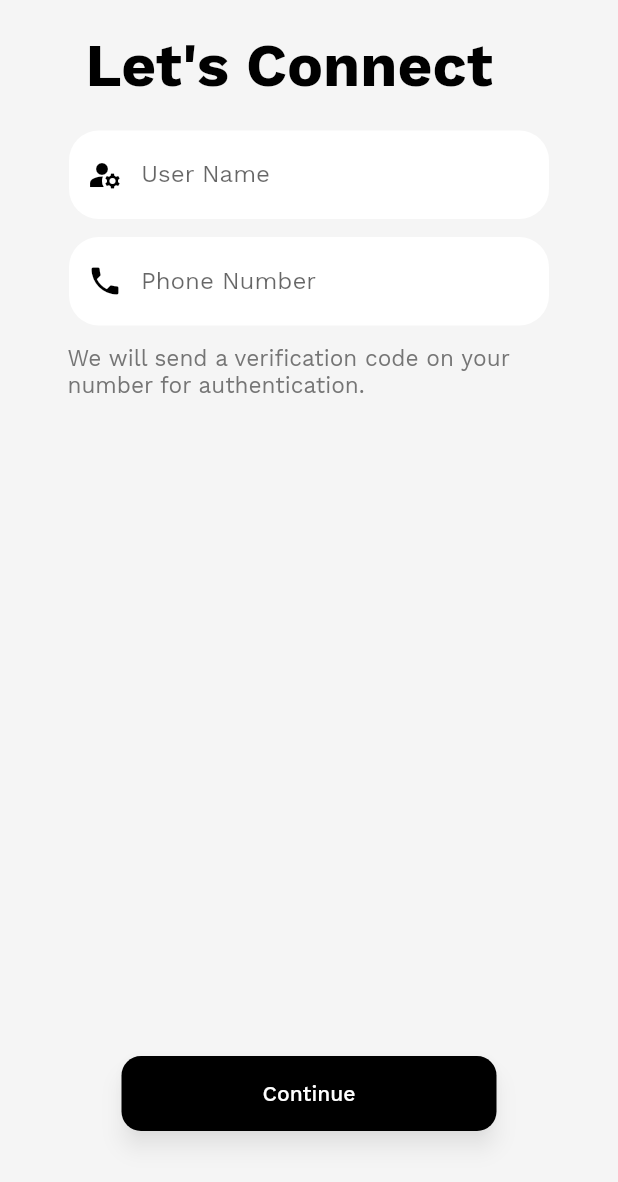
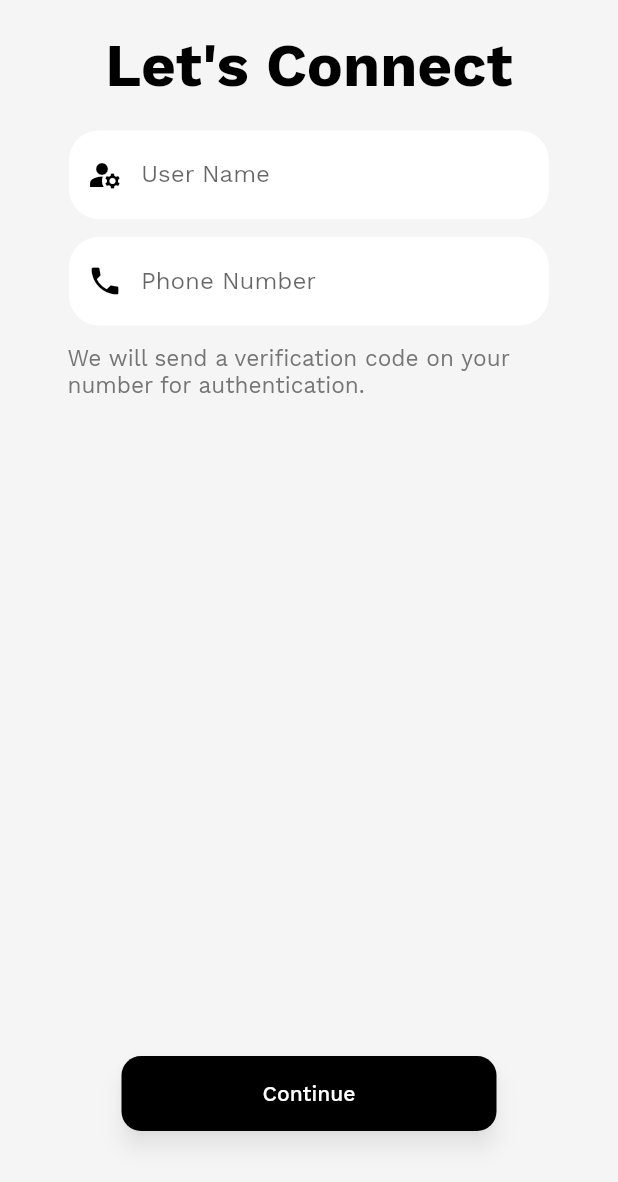
Before and after one commit to CodeWithFadii/whats-chat, a Flutter app: the screen it shows after launch, after a tap on "Start Messaging", on a phone screen of 412 x 824 dp. Shown: the top 1182 px of the screen. Run offline on Flutter 3.47's test engine with Material 2 defaults, Android fonts, the light colour scheme and no system bars; our stand-ins replace animated_splash_screen, cloud_firestore, firebase_auth, firebase_core, firebase_storage, get and 4 more; accounts and stored records are empty.

Commit message:
upgraded project

```diff
--- a/lib/consts/app_theme.dart
+++ b/lib/consts/app_theme.dart
@@ -10,9 +10,7 @@ ThemeData lightThemeData(BuildContext context) {
     shadowColor: Theme.of(context).disabledColor,
     dividerColor: const Color(0xff707070),
     canvasColor: Colors.white,
-    backgroundColor: const Color(0xFFFFFFFF),
     scaffoldBackgroundColor: const Color(0xFFF5F5F5),
-    errorColor: kErrorColor,
     textTheme: getTextTheme(),
     primaryTextTheme: getTextTheme(),
     visualDensity: VisualDensity.adaptivePlatformDensity,
@@ -22,23 +20,21 @@ ThemeData lightThemeData(BuildContext context) {
   );
 }
 
-
-
 TextTheme getTextTheme() {
   return const TextTheme(
-    bodyText1: TextStyle(fontFamily: "WorkSans"),
-    bodyText2: TextStyle(fontFamily: "WorkSans"),
-    headline1: TextStyle(fontFamily: "WorkSans"),
-    headline2: TextStyle(fontFamily: "WorkSans"),
-    headline3: TextStyle(fontFamily: "WorkSans"),
-    headline4: TextStyle(fontFamily: "WorkSans"),
-    headline5: TextStyle(fontFamily: "WorkSans"),
-    headline6: TextStyle(fontFamily: "WorkSans"),
-    subtitle1: TextStyle(fontFamily: "WorkSans"),
-    subtitle2: TextStyle(fontFamily: "WorkSans"),
-    button: TextStyle(fontFamily: "WorkSans"),
-    caption: TextStyle(fontFamily: "WorkSans"),
-    overline: TextStyle(fontFamily: "WorkSans"),
+    bodyLarge: TextStyle(fontFamily: "WorkSans"),
+    bodyMedium: TextStyle(fontFamily: "WorkSans"),
+    displayLarge: TextStyle(fontFamily: "WorkSans"),
+    displayMedium: TextStyle(fontFamily: "WorkSans"),
+    displaySmall: TextStyle(fontFamily: "WorkSans"),
+    headlineMedium: TextStyle(fontFamily: "WorkSans"),
+    headlineSmall: TextStyle(fontFamily: "WorkSans"),
+    titleLarge: TextStyle(fontFamily: "WorkSans"),
+    titleMedium: TextStyle(fontFamily: "WorkSans"),
+    titleSmall: TextStyle(fontFamily: "WorkSans"),
+    labelLarge: TextStyle(fontFamily: "WorkSans"),
+    bodySmall: TextStyle(fontFamily: "WorkSans"),
+    labelSmall: TextStyle(fontFamily: "WorkSans"),
   );
 }
 
--- a/lib/controller/profile_controller.dart
+++ b/lib/controller/profile_controller.dart
@@ -1,6 +1,6 @@
 import 'dart:developer';
 import 'dart:io';
-import 'package:path/path.dart';
+import 'package:path/path.dart' as path;
 import 'package:firebase_storage/firebase_storage.dart';
 import 'package:flutter/cupertino.dart';
 import 'package:image_picker/image_picker.dart';
@@ -61,7 +61,7 @@ class ProfileController extends GetxController {
   storeImage() async {
     updateProfileProgress(true);
     //converting the source of image to different form
-    var name = basename(imgSrc.value);
+    var name = path.basename(imgSrc.value);
     //setting destination where we want to store our data in firebase storage
     var destination = "images/${user!.uid}/$name";
     //creating storage
--- a/lib/main.dart
+++ b/lib/main.dart
@@ -3,7 +3,6 @@ import 'package:flutter/services.dart';
 import 'package:get/get.dart';
 import 'package:firebase_core/firebase_core.dart';
 import 'package:watts_clone/screens/otherscreens/splash_screen.dart';
-
 import 'consts/app_theme.dart';
 import 'consts/const.dart';
 
--- a/lib/screens/homescreen/chatscreen/chat_screen.dart
+++ b/lib/screens/homescreen/chatscreen/chat_screen.dart
@@ -10,7 +10,7 @@ import '../../../controller/chat_controller.dart';
 
 class ChatScreen extends StatelessWidget {
   ChatScreen({super.key});
-  var chatController = Get.put(ChatController());
+  final chatController = Get.put(ChatController());
 
   @override
   Widget build(BuildContext context) {
--- a/lib/screens/homescreen/home_screen.dart
+++ b/lib/screens/homescreen/home_screen.dart
@@ -11,7 +11,7 @@ import 'components/tabbarview_component.dart';
 
 class HomeScreen extends StatelessWidget {
   HomeScreen({super.key});
-  var controller = Get.put(HomeController());
+  final controller = Get.put(HomeController());
 
   final scaffoldKey = GlobalKey<ScaffoldState>();
 
--- a/lib/screens/otherscreens/login_screen.dart
+++ b/lib/screens/otherscreens/login_screen.dart
@@ -4,7 +4,6 @@ import 'package:flutter/material.dart';
 import 'package:get/get.dart';
 import 'package:watts_clone/consts/strings.dart';
 import 'package:watts_clone/controller/auth_controller.dart';
-import 'package:watts_clone/screens/homescreen/home_screen.dart';
 import 'package:velocity_x/velocity_x.dart';
 import '../../consts/const.dart';
 import '../../widgets/materialbuttonwidget.dart';
@@ -12,7 +11,7 @@ import '../../widgets/textfeild_widget.dart';
 
 class Loginscreen extends StatelessWidget {
   Loginscreen({super.key});
-  var authController = Get.put(AuthController());
+  final authController = Get.put(AuthController());
 
   @override
   Widget build(BuildContext context) {
@@ -31,16 +30,14 @@ class Loginscreen extends StatelessWidget {
                         Column(
                           crossAxisAlignment: CrossAxisAlignment.center,
                           children: [
-                              Padding(
-                                padding: const EdgeInsets.only(left: 57),
-                                child: Row(
-                                  children: const [
+                            const Row(
+                              mainAxisAlignment: MainAxisAlignment.center,
+                              children: [
                                 Text(
                                   "Let's Connect",
                                   style: kloginStyle,
                                 ),
                               ],
-                                ),
                             ),
                             const SizedBox(
                               height: 20,
@@ -51,10 +48,6 @@ class Loginscreen extends StatelessWidget {
                                 children: [
                                   TextFeildWidget(
                                     validator: (value) {
-                                        if (value!.isEmpty ||
-                                            value.length < 6) {
-                                          return 'Please enter user name with more than 5 characters';
-                                        }
                                       return null;
                                     },
                                     textEditingController:
@@ -67,8 +60,7 @@ class Loginscreen extends StatelessWidget {
                                   12.heightBox,
                                   TextFeildWidget(
                                     validator: (value) {
-                                        if (value!.isEmpty ||
-                                            value.length < 9) {
+                                      if (value!.isEmpty || value.length < 9) {
                                         return 'Please enter a valid number';
                                       }
                                       return null;
@@ -96,59 +88,14 @@ class Loginscreen extends StatelessWidget {
                               () {
                                 return Visibility(
                                   visible: authController.isOTPsent.value,
-                                    child: SizedBox(
-                                      height: 80,
-                                      child: Row(
-                                        mainAxisAlignment:
-                                            MainAxisAlignment.center,
-                                        children: List.generate(
-                                          6,
-                                          (index) => Padding(
-                                            padding: const EdgeInsets.symmetric(
-                                                horizontal: 3),
-                                            child: SizedBox(
-                                              width: 56,
-                                              child: TextField(
-                                                onChanged: (value) {
-                                                  if (value.length == 1 &&
-                                                      index <= 5) {
-                                                    FocusScope.of(context)
-                                                        .nextFocus();
-                                                  } else if (value.isEmpty &&
-                                                      index > 0) {
-                                                    FocusScope.of(context)
-                                                        .previousFocus();
-                                                  }
+                                  child: TextFeildWidget(
+                                    validator: (value) {
+                                      return null;
                                     },
-                                                controller:
-                                                    authController.otpC[index],
-                                                keyboardType:
-                                                    TextInputType.number,
-                                                textAlign: TextAlign.center,
-                                                decoration: InputDecoration(
-                                                  hintText: '*',
-                                                  border: OutlineInputBorder(
-                                                      borderRadius:
-                                                          BorderRadius.circular(
-                                                              17),
-                                                      borderSide:
-                                                          const BorderSide(
-                                                              color: black)),
-                                                  focusedBorder:
-                                                      OutlineInputBorder(
-                                                          borderRadius:
-                                                              BorderRadius
-                                                                  .circular(17),
-                                                          borderSide:
-                                                              const BorderSide(
-                                                                  color:
-                                                                      black)),
-                                                ),
-                                              ),
-                                            ),
-                                          ),
-                                        ),
-                                      ),
+                                    icon: Icons.message,
+                                    prefixText: '',
+                                    hintText: 'Enter Varification code',
+                                    textEditingController: authController.otpC,
                                   ),
                                 );
                               },
@@ -181,7 +128,8 @@ class Loginscreen extends StatelessWidget {
                       ],
                     );
             },
-            )),
+          ),
+        ),
       ),
     );
   }
--- a/lib/screens/otherscreens/splash_screen.dart
+++ b/lib/screens/otherscreens/splash_screen.dart
@@ -1,7 +1,6 @@
 import 'package:firebase_auth/firebase_auth.dart';
 import 'package:flutter/material.dart';
 import 'package:animated_splash_screen/animated_splash_screen.dart';
-import 'package:watts_clone/screens/homescreen/home_screen.dart';
 import 'package:watts_clone/screens/otherscreens/welcome_screen.dart';
 
 class SplashScreen extends StatefulWidget {
@@ -35,7 +34,7 @@ class _SplashScreenState extends State<SplashScreen> {
   @override
   Widget build(BuildContext context) {
     return AnimatedSplashScreen(
-      nextScreen: isLogin?HomeScreen():const WelcomeScreen(),
+      nextScreen: const WelcomeScreen(),
       splash: 'assets/images/logo.png',
       splashTransition: SplashTransition.slideTransition,
       duration: 200,
--- a/lib/screens/otherscreens/welcome_screen.dart
+++ b/lib/screens/otherscreens/welcome_screen.dart
@@ -14,11 +14,11 @@ class WelcomeScreen extends StatelessWidget {
       resizeToAvoidBottomInset: false,
       body: SafeArea(
         child: Padding(
-          padding: const EdgeInsets.only(top: 30),
+          padding: const EdgeInsets.only(top: 10),
           child: Column(
+            mainAxisAlignment: MainAxisAlignment.spaceBetween,
             children: [
-              Expanded(
-                child: Center(
+              Center(
                 child: Column(
                   mainAxisAlignment: MainAxisAlignment.center,
                   children: [
@@ -31,10 +31,7 @@ class WelcomeScreen extends StatelessWidget {
                   ],
                 ),
               ),
-              ),
-              Expanded(
-                flex: 2,
-                child: Column(
+              Column(
                 crossAxisAlignment: CrossAxisAlignment.start,
                 mainAxisAlignment: MainAxisAlignment.center,
                 children: [
@@ -54,25 +51,23 @@ class WelcomeScreen extends StatelessWidget {
                       },
                     ),
                   ),
-                    30.heightBox,
+                  15.heightBox,
                   slogan.text.size(42).letterSpacing(2).bold.make()
                 ],
               ),
-              ),
-              Expanded(
-                child: Column(
+              Column(
                 children: [
-                    50.heightBox,
+                  10.heightBox,
                   MaterialbuttonWidget(
                     onPressed: () {
                       Get.to(() => Loginscreen());
                     },
                     text: 'Start Messaging',
                   ),
-                    17.heightBox,
-                    poweredby.text.color(grey.shade700).semiBold.make()
+                  10.heightBox,
+                  poweredby.text.color(grey.shade500).make(),
+                  5.heightBox
                 ],
-                ),
               ),
             ],
           ),
--- a/lib/widgets/materialbuttonwidget.dart
+++ b/lib/widgets/materialbuttonwidget.dart
@@ -6,8 +6,8 @@ class MaterialbuttonWidget extends StatelessWidget {
   final Color color;
   final String text;
   final Color textcolor;
-  VoidCallback onPressed;
-  MaterialbuttonWidget(
+  final VoidCallback onPressed;
+  const MaterialbuttonWidget(
       {super.key,
       required this.onPressed,
       this.color = kPrimaryColor,
--- a/lib/widgets/textfeild_widget.dart
+++ b/lib/widgets/textfeild_widget.dart
@@ -3,14 +3,14 @@ import 'package:flutter/material.dart';
 import '../consts/app_theme.dart';
 
 class TextFeildWidget extends StatelessWidget {
-  TextEditingController textEditingController;
-  final String labelText;
+  final TextEditingController textEditingController;
+   final String labelText;
   final String? Function(String?)? validator;
   final String hintText;
   final String prefixText;
   final IconData icon;
   final TextInputType textInputType;
-  TextFeildWidget(
+  const TextFeildWidget(
       {super.key,
       required this.validator,
       this.labelText = 'Phone Number',
--- a/pubspec.yaml
+++ b/pubspec.yaml
@@ -46,6 +46,7 @@ dependencies:
   get: ^4.6.5
   shared_preferences: ^2.0.15
   animated_splash_screen: ^1.3.0
+  intl: ^0.17.0
 
 dev_dependencies:
   flutter_test:
```
Also changed, not shown: lib/controller/auth_controller.dart (+5 -7 lines), lib/screens/homescreen/allusers/allusers_screen.dart (+4 -3 lines), lib/screens/homescreen/profilescreen/profile_screen.dart (+14 -7 lines), lib/widgets/textrich_widget.dart (+5 -6 lines), 62 other files. Lines whose indentation alone changed are shown as unchanged.
